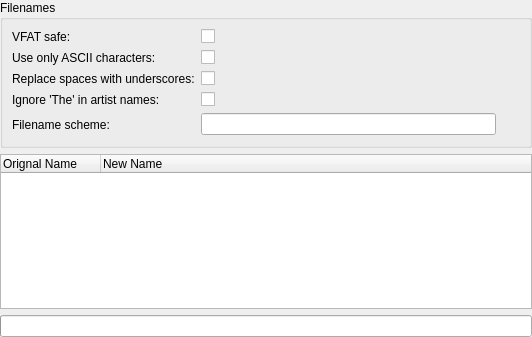
The window that devices/trackorganiser.ui (polpo/cantata-mac) describes before a commit, drawn with Qt 5.
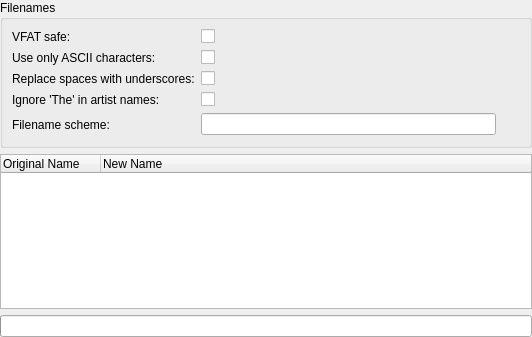
The same window after the commit. Custom widgets are drawn as their Qt base class.

What changed in the file:
```diff
--- a/devices/trackorganiser.ui
+++ b/devices/trackorganiser.ui
@@ -152,7 +152,7 @@
      </property>
      <column>
       <property name="text">
-       <string>Orignal Name</string>
+       <string>Original Name</string>
       </property>
      </column>
      <column>
```
